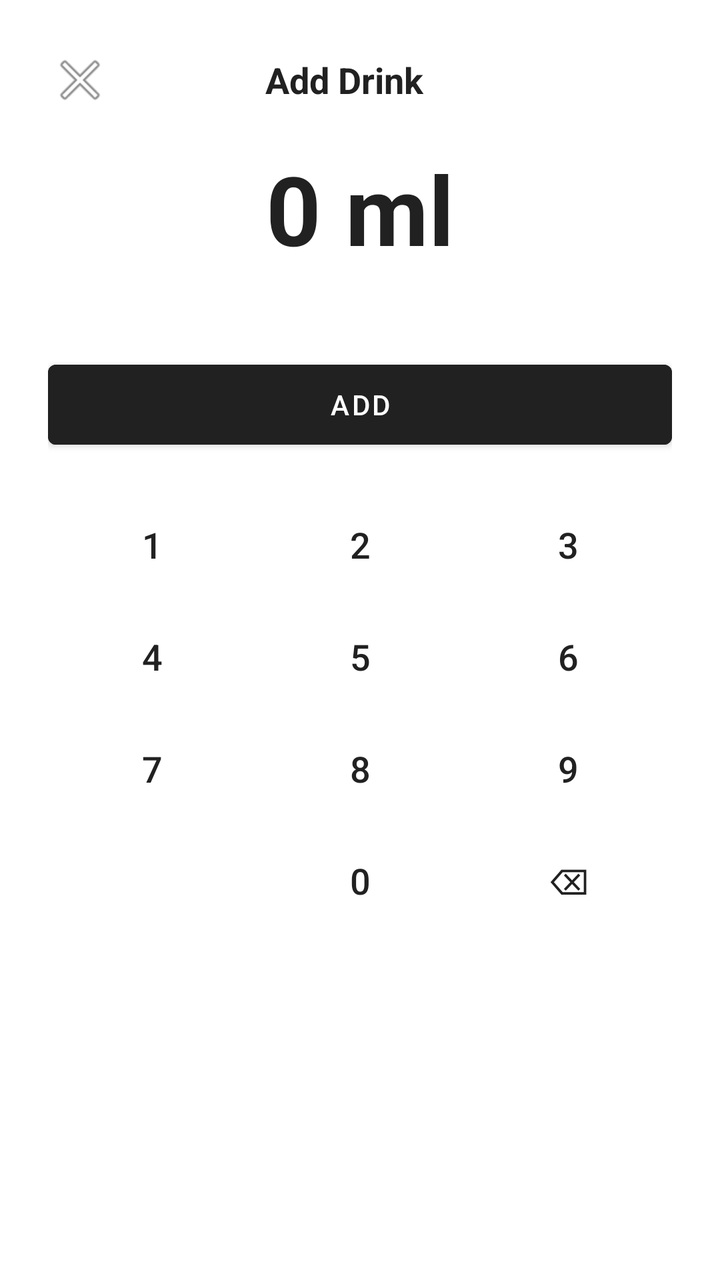
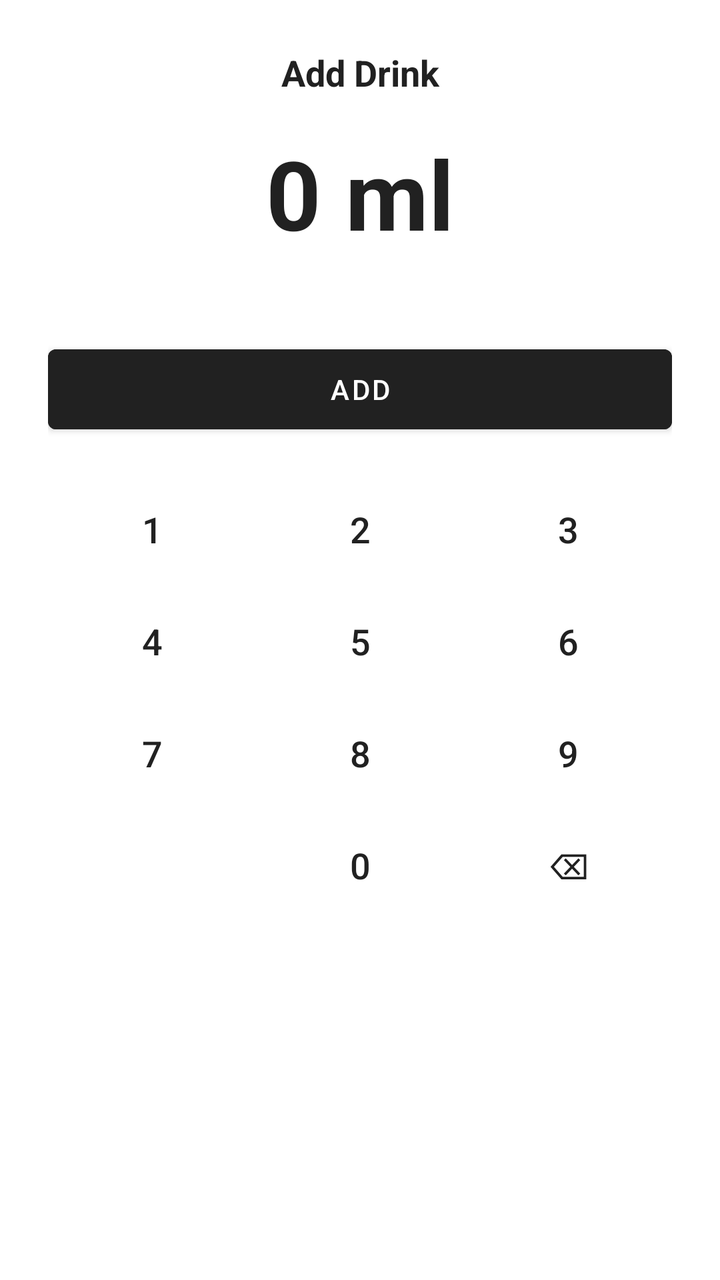

Compare the two renders of this Android layout. The source of the first and the diff that turns it into the second are given below.
<!-- AndroidManifest.xml: application theme Theme.LionFitApp -->
<!-- res/layout/add_water.xml -->
<?xml version="1.0" encoding="utf-8"?>
<LinearLayout xmlns:android="http://schemas.android.com/apk/res/android"
    xmlns:app="http://schemas.android.com/apk/res-auto"
    android:layout_width="match_parent"
    android:layout_height="wrap_content"
    android:orientation="vertical"
    android:padding="24dp"
    android:background="@android:color/white">

    
    <LinearLayout
        android:layout_width="match_parent"
        android:layout_height="wrap_content"
        android:orientation="horizontal"
        android:gravity="center_vertical"
        android:layout_marginBottom="16dp">

        <ImageButton
            android:id="@+id/btnBack"
            android:layout_width="wrap_content"
            android:layout_height="wrap_content"
            android:src="@android:drawable/ic_menu_close_clear_cancel"
            android:background="?attr/selectableItemBackgroundBorderless"
            android:contentDescription="@string/cd_back" />

        <TextView
            android:layout_width="0dp"
            android:layout_height="wrap_content"
            android:layout_weight="1"
            android:gravity="center"
            android:text="@string/title_add_drink"
            android:textSize="18sp"
            android:textStyle="bold"
            android:textColor="#212121" />

        <View android:layout_width="48dp" android:layout_height="1dp" />
    </LinearLayout>

    
    <TextView
        android:id="@+id/tvWaterAmount"
        android:layout_width="match_parent"
        android:layout_height="wrap_content"
        android:gravity="center"
        android:text="0 ml"
        android:textSize="48sp"
        android:textStyle="bold"
        android:textColor="#212121"
        android:layout_marginBottom="20dp" />

    
    <com.google.android.material.chip.ChipGroup
        android:id="@+id/chipGroupWater"
        android:layout_width="match_parent"
        android:layout_height="wrap_content"
        app:singleSelection="true"
        android:layout_marginBottom="20dp" />

    
    <Button
        android:id="@+id/btnAddWaterConfirm"
        android:layout_width="match_parent"
        android:layout_height="52dp"
        android:text="@string/btn_add"
        android:backgroundTint="#212121"
        android:textColor="@android:color/white"
        android:layout_marginBottom="16dp" />

    
    <GridLayout
        android:layout_width="match_parent"
        android:layout_height="wrap_content"
        android:columnCount="3"
        android:rowCount="4">

        <Button android:id="@+id/btn1" style="@style/NumPadButton" android:text="1" android:layout_columnWeight="1" />
        <Button android:id="@+id/btn2" style="@style/NumPadButton" android:text="2" android:layout_columnWeight="1" />
        <Button android:id="@+id/btn3" style="@style/NumPadButton" android:text="3" android:layout_columnWeight="1" />
        <Button android:id="@+id/btn4" style="@style/NumPadButton" android:text="4" android:layout_columnWeight="1" />
        <Button android:id="@+id/btn5" style="@style/NumPadButton" android:text="5" android:layout_columnWeight="1" />
        <Button android:id="@+id/btn6" style="@style/NumPadButton" android:text="6" android:layout_columnWeight="1" />
        <Button android:id="@+id/btn7" style="@style/NumPadButton" android:text="7" android:layout_columnWeight="1" />
        <Button android:id="@+id/btn8" style="@style/NumPadButton" android:text="8" android:layout_columnWeight="1" />
        <Button android:id="@+id/btn9" style="@style/NumPadButton" android:text="9" android:layout_columnWeight="1" />
        <View android:layout_width="0dp" android:layout_height="0dp" android:layout_columnWeight="1" />
        <Button android:id="@+id/btn0" style="@style/NumPadButton" android:text="0" android:layout_columnWeight="1" />
        <Button android:id="@+id/btnBackspace" style="@style/NumPadButton" android:text="⌫" android:layout_columnWeight="1" />

    </GridLayout>

</LinearLayout>
<!-- resources referenced by this layout -->
<resources>
  <string name="btn_add">Add</string>
  <string name="cd_back">Back</string>
  <string name="title_add_drink">Add Drink</string>
  <style name="NumPadButton" parent="Widget.MaterialComponents.Button.OutlinedButton">
      <item name="android:layout_width">0dp</item>
      <item name="android:layout_height">56dp</item>
      <item name="android:textSize">18sp</item>
      <item name="android:textColor">#212121</item>
      <item name="strokeColor">@android:color/transparent</item>
      <item name="backgroundTint">@android:color/transparent</item>
  </style>
  <style name="Theme.LionFitApp" parent="Theme.MaterialComponents.DayNight.NoActionBar">
          <item name="android:windowLightStatusBar">true</item>
      </style>
</resources>

<!-- the commit's change to res/layout/add_water.xml (unified diff, before → after) -->
@@ -15,25 +15,16 @@
         android:gravity="center_vertical"
         android:layout_marginBottom="16dp">
 
-        <ImageButton
-            android:id="@+id/btnBack"
-            android:layout_width="wrap_content"
-            android:layout_height="wrap_content"
-            android:src="@android:drawable/ic_menu_close_clear_cancel"
-            android:background="?attr/selectableItemBackgroundBorderless"
-            android:contentDescription="@string/cd_back" />
-
         <TextView
             android:layout_width="0dp"
             android:layout_height="wrap_content"
             android:layout_weight="1"
             android:gravity="center"
             android:text="@string/title_add_drink"
+            android:textColor="#212121"
             android:textSize="18sp"
-            android:textStyle="bold"
-            android:textColor="#212121" />
+            android:textStyle="bold" />
 
-        <View android:layout_width="48dp" android:layout_height="1dp" />
     </LinearLayout>
 
     
<!-- resource entries referenced after the edit -->
@@ -1,7 +1,6 @@
 <!-- resources referenced by this layout -->
 <resources>
   <string name="btn_add">Add</string>
-  <string name="cd_back">Back</string>
   <string name="title_add_drink">Add Drink</string>
   <style name="NumPadButton" parent="Widget.MaterialComponents.Button.OutlinedButton">
       <item name="android:layout_width">0dp</item>
